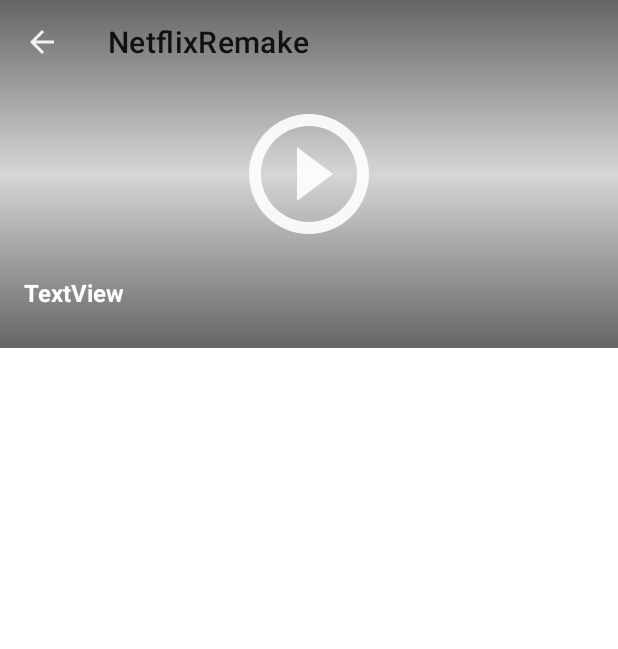
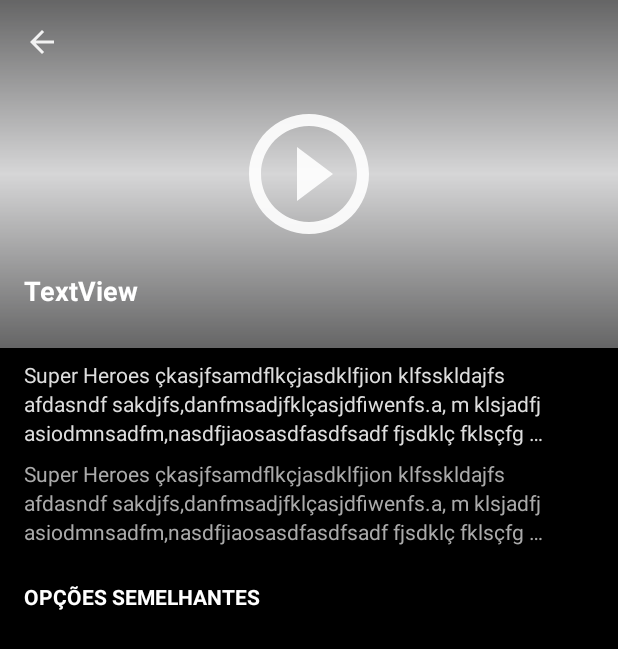
Before and after one commit to maxwellfarias/androidCourse, an Android app: the screen it shows after launch (MovieActivity), on a phone screen of 412 x 824 dp. Shown: the top 649 px of the screen. Run offline under Robolectric (Android 15) with nearby library versions, the phone set to English and light mode, and no system bars.

Commit message:
Finalizando Layout de Detalhes

```diff
--- a/NetflixRemake/app/src/main/java/com/example/netflixremake/MovieActivity.java
+++ b/NetflixRemake/app/src/main/java/com/example/netflixremake/MovieActivity.java
@@ -31,9 +31,9 @@ public class MovieActivity extends AppCompatActivity {
             getSupportActionBar().setDisplayHomeAsUpEnabled(true);
             //Adiciona a seta para voltar
             getSupportActionBar().setHomeAsUpIndicator(R.drawable.ic_baseline_arrow_back_24);
-            toolbar.setOnClickListener(v -> {
-                    startActivity(new Intent(getBaseContext(), MainActivity.class));
-            });
+
+            //Oculta o titulo
+            getSupportActionBar().setTitle(null);
         }
 
         //Metodo para manipular um drawble, nao foi usado apenas o getDrawble pois o ContextCompat tem metodos com mais compatibilidade a dispositivos antigos
@@ -42,7 +42,7 @@ public class MovieActivity extends AppCompatActivity {
 
         //Verifica se eh diferente de null para nao dar nullpointer no codigo
         if (drawable != null) {
-            Drawable movieCover = ContextCompat.getDrawable(this, R.drawable.movie);
+            Drawable movieCover = ContextCompat.getDrawable(this, R.drawable.movie_4);
 
             //Acessando o item das sombras e trocando a sua propriedade
             drawable.setDrawableByLayerId(R.id.cover_drawable, movieCover);
--- a/NetflixRemake/app/src/main/res/layout/activity_movie.xml
+++ b/NetflixRemake/app/src/main/res/layout/activity_movie.xml
@@ -4,6 +4,7 @@
     xmlns:tools="http://schemas.android.com/tools"
     android:layout_width="match_parent"
     android:layout_height="match_parent"
+    android:background="@color/colorPrimary"
     tools:context=".MovieActivity">
 
     <ImageView
@@ -39,6 +40,7 @@
         app:layout_constraintBottom_toBottomOf="@id/image_view_cover_play"
         android:src="@drawable/ic_baseline_play_circle_outline_24"/>
 
+<!--tools:text="TextView" aparece no design, mas não aparece quando o app é executado. -->
     <TextView
         android:id="@+id/text_view_title_cover"
         android:layout_width="wrap_content"
@@ -48,12 +50,68 @@
         app:layout_constraintBottom_toBottomOf="@+id/image_view_cover_play"
         app:layout_constraintStart_toStartOf="@id/image_view_cover_play"
         android:layout_marginStart="16dp"
-        android:textSize="16sp"
+        android:textSize="18sp"
         android:layout_marginBottom="26dp"
+        android:textColor="@color/white"/>
+
+    <TextView
+        android:id="@+id/text_view_desc"
+        android:layout_width="0dp"
+        android:layout_height="wrap_content"
+        android:textColor="@color/ColorGrayLighter"
+        android:maxLines="3"
+        android:ellipsize="end"
+        android:layout_marginStart="16dp"
+        android:layout_marginTop="8dp"
+        android:layout_marginEnd="48dp"
+        android:lineSpacingExtra="3sp"
+        android:textSize="14sp"
+        app:layout_constraintStart_toStartOf="parent"
+        app:layout_constraintEnd_toEndOf="parent"
+        android:text="Super Heroes çkasjfsamdflkçjasdklfjion klfsskldajfs afdasndf sakdjfs,danfmsadjfklçasjdfiwenfs.a, m klsjadfj asiodmnsadfm,nasdfjiaosasdfasdfsadf fjsdklç fklsçfg fsdgsdafasd fsadf"
+        app:layout_constraintTop_toBottomOf="@+id/image_view_cover_play"/>
+
+    <TextView
+        android:id="@+id/text_view_cast"
+        android:layout_width="0dp"
+        android:layout_height="wrap_content"
+        android:textColor="@android:color/darker_gray"
+        android:maxLines="3"
+        android:ellipsize="end"
+        android:layout_marginStart="16dp"
+        android:layout_marginTop="8dp"
+        android:layout_marginEnd="48dp"
+        android:lineSpacingExtra="3sp"
+        android:textSize="14sp"
+        app:layout_constraintStart_toStartOf="parent"
+        app:layout_constraintEnd_toEndOf="parent"
+        android:text="Super Heroes çkasjfsamdflkçjasdklfjion klfsskldajfs afdasndf sakdjfs,danfmsadjfklçasjdfiwenfs.a, m klsjadfj asiodmnsadfm,nasdfjiaosasdfasdfsadf fjsdklç fklsçfg fsdgsdafasd fsadf"
+        app:layout_constraintTop_toBottomOf="@+id/text_view_desc"/>
+
+<!--  android:textAllCaps="true" -> Deixa todas as letras maiusculas-->
+    <TextView
+        android:id="@+id/textView"
+        android:layout_width="0dp"
+        android:layout_height="wrap_content"
+        android:text="@string/similar"
+        app:layout_constraintStart_toStartOf="parent"
+        app:layout_constraintEnd_toEndOf="parent"
+        app:layout_constraintTop_toBottomOf="@+id/text_view_cast"
         android:textColor="@color/white"
+        android:layout_marginTop="24dp"
+        android:layout_marginStart="16dp"
+        android:textStyle="bold"
+        android:textAllCaps="true"
+        android:textSize="14sp"/>
 
-
-
-        />
+    <androidx.recyclerview.widget.RecyclerView
+        android:id="@+id/rv_similar"
+        android:layout_width="0dp"
+        android:layout_height="0dp"
+        android:layout_marginTop="16dp"
+        app:layout_constraintStart_toStartOf="parent"
+        app:layout_constraintEnd_toEndOf="parent"
+        app:layout_constraintTop_toBottomOf="@id/textView"
+        app:layout_constraintBottom_toBottomOf="parent"/>
 
 </androidx.constraintlayout.widget.ConstraintLayout>
--- a/NetflixRemake/app/src/main/res/values/colors.xml
+++ b/NetflixRemake/app/src/main/res/values/colors.xml
@@ -11,4 +11,5 @@
     <color name="ColorAccent">#D81B60</color>
     <color name="ColorPrimaryDark">#000000</color>
     <color name="ColorGrayDark">#222222</color>
+    <color name="ColorGrayLighter">#DDD</color>
 </resources>
--- a/NetflixRemake/app/src/main/res/values/strings.xml
+++ b/NetflixRemake/app/src/main/res/values/strings.xml
@@ -1,3 +1,5 @@
 <resources>
-    <string name="app_name">NetflixRemake</string>
+    <string name="app_name">Netflix</string>
+    <string name="cast">Elenco: %1$s</string>
+    <string name="similar">Opções semelhantes</string>
 </resources>
```
